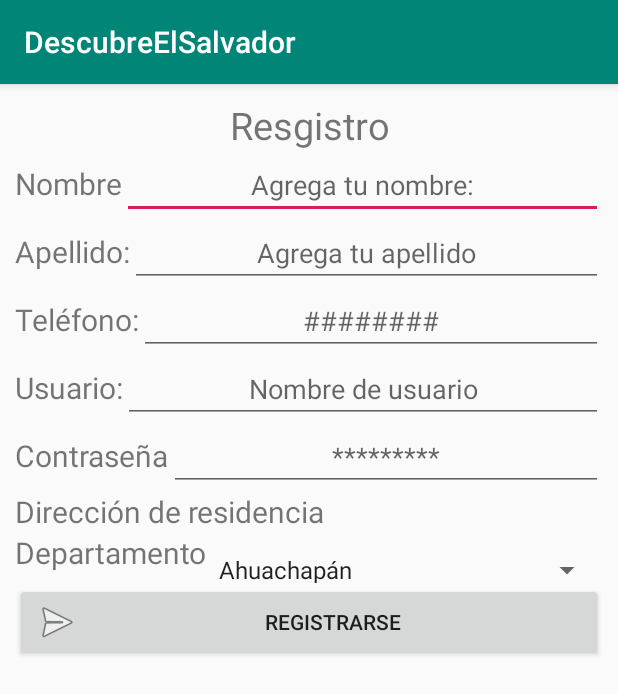
After one commit to edenilsonbol98/DescubreElSalvador, an Android app: the Registrarse screen opened directly, with no data from a screen before it, on a phone screen of 412 x 824 dp. The commit adds this screen. Shown: the top 694 px of the screen. Run offline under Robolectric (Android 15) with nearby library versions, the phone set to English and light mode, and no system bars; our stand-ins replace Firebase (no records; nobody signed in at launch, a user with empty details on screens opened directly).

Commit message:
Registro
Signed-off-by: edenilsonbol98 <54971667+edenilsonbol98@users.noreply.github.com>

```diff
--- a/app/build.gradle
+++ b/app/build.gradle
@@ -20,6 +20,8 @@ android {
 }
 
 dependencies {
+    implementation 'com.google.firebase:firebase-core:17.0.0'
+    implementation 'com.google.firebase:firebase-database:18.0.0'
     implementation fileTree(dir: 'libs', include: ['*.jar'])
     implementation 'androidx.appcompat:appcompat:1.0.2'
     implementation 'com.google.firebase:firebase-analytics:17.2.0'
--- a/app/src/main/AndroidManifest.xml
+++ b/app/src/main/AndroidManifest.xml
@@ -9,6 +9,7 @@
         android:roundIcon="@mipmap/ic_launcher_round"
         android:supportsRtl="true"
         android:theme="@style/AppTheme">
+        <activity android:name=".Registrarse"></activity>
         <activity android:name=".MainActivity">
             <intent-filter>
                 <action android:name="android.intent.action.MAIN" />
--- a/app/src/main/java/sv/edu/catolica/bolanios/jonathan/descubreelsalvador/MainActivity.java
+++ b/app/src/main/java/sv/edu/catolica/bolanios/jonathan/descubreelsalvador/MainActivity.java
@@ -2,7 +2,9 @@ package sv.edu.catolica.bolanios.jonathan.descubreelsalvador;
 
 import androidx.appcompat.app.AppCompatActivity;
 
+import android.content.Intent;
 import android.os.Bundle;
+import android.view.View;
 
 public class MainActivity extends AppCompatActivity {
 
@@ -11,4 +13,9 @@ public class MainActivity extends AppCompatActivity {
         super.onCreate(savedInstanceState);
         setContentView(R.layout.activity_main);
     }
+
+    public void registro(View view) {
+        Intent signid = new Intent(MainActivity.this,Registrarse.class);
+        startActivity(signid);
+    }
 }
--- /dev/null
+++ b/app/src/main/java/sv/edu/catolica/bolanios/jonathan/descubreelsalvador/Registrarse.java
@@ -0,0 +1,62 @@
+package sv.edu.catolica.bolanios.jonathan.descubreelsalvador;
+
+import androidx.appcompat.app.AppCompatActivity;
+
+import android.os.Bundle;
+import android.view.View;
+import android.widget.ArrayAdapter;
+import android.widget.EditText;
+import android.widget.Spinner;
+
+import com.google.firebase.database.DatabaseReference;
+import com.google.firebase.database.FirebaseDatabase;
+
+import java.util.HashMap;
+import java.util.Map;
+
+
+public class Registrarse extends AppCompatActivity {
+
+    private EditText nombre,apellido,telefono,usuario,contraseña;
+    private Spinner departamento;
+
+        DatabaseReference referencias;
+
+
+    @Override
+    protected void onCreate(Bundle savedInstanceState) {
+        super.onCreate(savedInstanceState);
+        setContentView(R.layout.activity_registrarse);
+        nombre=findViewById(R.id.etNombre);
+        apellido=findViewById(R.id.etApellido);
+        telefono=findViewById(R.id.etNumero);
+        usuario=findViewById(R.id.etUsuario);
+        contraseña=findViewById(R.id.etContraseña);
+        departamento=findViewById(R.id.spDepartamento);
+
+        referencias= FirebaseDatabase.getInstance().getReference();
+
+String [] opcionesDepartamento={"Ahuachapán","Sonsonate","Santa Ana","San Salvador","Cuscatlán","Cabañas","Chalatenango","La Libertad","La Paz","San Vicente","Morazán","Usulután","San Miguel","La Unión"};
+
+   ArrayAdapter<String> adaptador = new ArrayAdapter<>(this,android.R.layout.simple_spinner_item,opcionesDepartamento);
+   departamento.setAdapter(adaptador);
+    }
+
+    public void Registrar(View view) {
+        String nom =nombre.getText().toString();
+        String apell =apellido.getText().toString();
+        int telef =Integer.parseInt(telefono.getText().toString()) ;
+        String usu =usuario.getText().toString();
+        String contra= contraseña.getText().toString();
+        String select=departamento.getSelectedItem().toString();
+
+        Map<String, Object> update=new HashMap<>();
+        update.put("nombre",nombre);
+        update.put("apellido",apellido);
+        update.put("telefono",telef);
+        update.put("usuario",usuario);
+        update.put("contraseña",contraseña);
+        update.put("departaento",select);
+        referencias.child("Usuario").push().setValue(update);
+    }
+}
--- a/app/src/main/res/layout/activity_main.xml
+++ b/app/src/main/res/layout/activity_main.xml
@@ -41,5 +41,6 @@
         android:layout_width="match_parent"
         android:layout_height="wrap_content"
         android:drawableLeft="@android:drawable/ic_menu_edit"
-        android:text="@string/registrate"/>
+        android:text="@string/registrate"
+        android:onClick="registro"/>
 </LinearLayout>
--- /dev/null
+++ b/app/src/main/res/layout/activity_registrarse.xml
@@ -0,0 +1,133 @@
+<?xml version="1.0" encoding="utf-8"?>
+<LinearLayout
+    xmlns:android="http://schemas.android.com/apk/res/android"
+    xmlns:tools="http://schemas.android.com/tools"
+    android:layout_width="match_parent"
+    android:layout_height="match_parent"
+    tools:context=".Registrarse"
+    android:orientation="vertical"
+    android:padding="10dp">
+
+    <TextView
+        android:layout_width="match_parent"
+        android:layout_height="wrap_content"
+        android:text="Resgistro"
+        android:textSize="25sp"
+        android:textAlignment="center"/>
+    <LinearLayout
+        android:layout_width="match_parent"
+        android:layout_height="wrap_content"
+        android:orientation="horizontal">
+<TextView
+    android:layout_width="wrap_content"
+    android:layout_height="wrap_content"
+    android:text="@string/nombre"
+    android:textSize="20sp"
+    />
+        <EditText
+            android:id="@+id/etNombre"
+            android:layout_width="match_parent"
+            android:layout_height="wrap_content"
+            android:hint="@string/agrega_tu_nombre"
+            android:textAlignment="center"
+            />
+    </LinearLayout>
+    <LinearLayout
+        android:layout_width="match_parent"
+        android:layout_height="wrap_content"
+        android:orientation="horizontal">
+        <TextView
+            android:layout_width="wrap_content"
+            android:layout_height="wrap_content"
+            android:text="@string/apellido"
+            android:textSize="20sp"/>
+        <EditText
+            android:id="@+id/etApellido"
+            android:layout_width="match_parent"
+            android:layout_height="wrap_content"
+            android:hint="@string/agrega_tu_apellido"
+            android:textAlignment="center"
+            />
+    </LinearLayout>
+    <LinearLayout
+        android:layout_width="match_parent"
+        android:layout_height="wrap_content"
+        android:orientation="horizontal">
+        <TextView
+            android:layout_width="wrap_content"
+            android:layout_height="wrap_content"
+            android:text="@string/tel_fono"
+            android:textSize="20sp"/>
+        <EditText
+            android:id="@+id/etNumero"
+            android:layout_width="match_parent"
+            android:layout_height="wrap_content"
+            android:hint="@string/numer"
+            android:textAlignment="center"
+            android:inputType="number"
+            />
+    </LinearLayout>
+    <LinearLayout
+        android:layout_width="match_parent"
+        android:layout_height="wrap_content"
+        android:orientation="horizontal">
+        <TextView
+            android:layout_width="wrap_content"
+            android:layout_height="wrap_content"
+            android:text="@string/usuario"
+            android:textSize="20sp"/>
+        <EditText
+            android:id="@+id/etUsuario"
+            android:layout_width="match_parent"
+            android:layout_height="wrap_content"
+            android:hint="@string/nombre_de_usuario"
+            android:textAlignment="center"
+            />
+    </LinearLayout>
+    <LinearLayout
+        android:layout_width="match_parent"
+        android:layout_height="wrap_content"
+        android:orientation="horizontal">
+        <TextView
+            android:layout_width="wrap_content"
+            android:layout_height="wrap_content"
+            android:text="@string/contrase_a"
+            android:textSize="20sp"/>
+        <EditText
+            android:id="@+id/etContraseña"
+            android:layout_width="match_parent"
+            android:layout_height="wrap_content"
+            android:hint="*********"
+            android:inputType="textPassword"
+            android:textAlignment="center"
+            />
+    </LinearLayout>
+    <TextView
+        android:layout_width="match_parent"
+        android:layout_height="wrap_content"
+        android:text="@string/direcci_n_de_residencia"
+        android:textSize="20sp"/>
+    <LinearLayout
+        android:layout_width="match_parent"
+        android:layout_height="wrap_content"
+        android:orientation="horizontal">
+        <TextView
+            android:layout_width="wrap_content"
+            android:layout_height="wrap_content"
+            android:text="@string/departamento"
+            android:textSize="20sp"/>
+        <Spinner
+            android:id="@+id/spDepartamento"
+            android:layout_width="match_parent"
+            android:layout_height="wrap_content"
+            android:layout_marginTop="10dp"/>
+    </LinearLayout>
+
+    <Button
+        android:id="@+id/btnRegistrarse"
+        android:layout_width="match_parent"
+        android:layout_height="wrap_content"
+        android:text="@string/registrarse"
+        android:drawableLeft="@android:drawable/ic_menu_send"
+        android:onClick="Registrar"/>
+</LinearLayout>
--- a/app/src/main/res/values/strings.xml
+++ b/app/src/main/res/values/strings.xml
@@ -4,4 +4,17 @@
     <string name="descubre_el_salvador">Descubre El Salvador</string>
     <string name="ingresar">Ingresar</string>
     <string name="registrate">Registrate</string>
+    <string name="municipio">Municipio</string>
+    <string name="departamento">Departamento</string>
+    <string name="direcci_n_de_residencia">Dirección de residencia</string>
+    <string name="contrase_a">Contraseña</string>
+    <string name="nombre_de_usuario">Nombre de usuario</string>
+    <string name="usuario">Usuario:</string>
+    <string name="tel_fono">Teléfono:</string>
+    <string name="numer">########</string>
+    <string name="agrega_tu_apellido">Agrega tu apellido</string>
+    <string name="apellido">Apellido:</string>
+    <string name="agrega_tu_nombre">Agrega tu nombre:</string>
+    <string name="nombre">Nombre</string>
+    <string name="registrarse">Registrarse</string>
 </resources>
```
